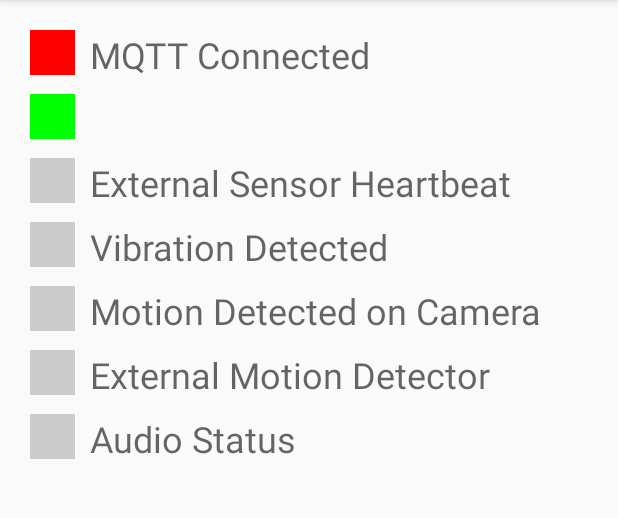
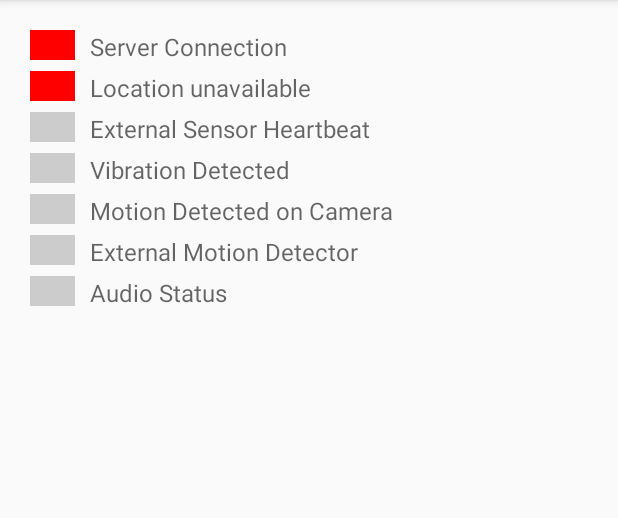
Before and after one commit to bytemaster-0xff/plugs, an Android app: the screen it shows after launch (MainActivity), on a phone screen of 412 x 824 dp, the part 84-602 px from its top. Run offline under Robolectric (Android 15) with nearby library versions, the phone set to English and light mode, and no system bars; libraries missing offline, so code that uses them is left out: org.eclipse.paho.

Commit message:
add images

```diff
--- a/app/src/main/java/com/teamwerx/plugs/MainActivity.java
+++ b/app/src/main/java/com/teamwerx/plugs/MainActivity.java
@@ -60,7 +60,10 @@
 import java.io.FileOutputStream;
 import java.io.IOException;
 import java.lang.ref.WeakReference;
+import java.util.ArrayList;
 import java.util.Calendar;
+import java.util.List;
+import java.util.regex.Pattern;
 
 public class MainActivity extends AppCompatActivity
         implements IMqttActionListener, MqttCallback, IMotionDetectedListener,
@@ -132,6 +135,8 @@
         SharedPreferences prefs = this.getPreferences(Context.MODE_PRIVATE);
         mServerHostName = prefs.getString(SERVER_KEY, "");
         mDeviceId = prefs.getString(DEVICE_ID_KEY, "");
+        String targetDeviceIds = prefs.getString(TARGET_DEVICES, "");
+        parseDeviceIDs(targetDeviceIds);
 
         mCameraPreview = findViewById(R.id.cameraPreview);
         mVideoMotionDected = findViewById(R.id.videoMotionStatusDisplay);
@@ -250,6 +255,8 @@
 
     private boolean mIsMQTTConnected = false;
     private boolean mIsCameraActive = false;
+
+    private List<String> mTargetDevices = new ArrayList<>();
 
     @Override
     public boolean onPrepareOptionsMenu (Menu menu) {
@@ -370,7 +377,19 @@
     }
 
     final String SERVER_KEY = "SERVER_SETTING";
+    final String TARGET_DEVICES = "TARGET_DEVICES_SETTINGS";
     final String DEVICE_ID_KEY = "DEVICE_ID_SETTING";
+
+    private boolean parseDeviceIDs(String idString) {
+        String[] ids = idString.split(",");
+
+        mTargetDevices.clear();
+        for(String part : ids){
+            mTargetDevices.add(part);
+        }
+
+        return true;
+    }
 
     private void showSettingsDialog() {
         LayoutInflater inflater = this.getLayoutInflater();
@@ -381,8 +400,19 @@
 
         final EditText srvr = content.findViewById(R.id.settings_server);
         final EditText deviceId = content.findViewById(R.id.settings_device_id);
+        final EditText targetDeviceIds = content.findViewById(R.id.settings_target_device_id);
+
         srvr.setText(mServerHostName);
         deviceId.setText(mDeviceId);;
+
+
+        String targetDeviceString = "";
+        for(String targetDevice : mTargetDevices) {
+            targetDeviceString += String.format("%s%s", targetDeviceString.length() > 0 ? "," : "", targetDevice);
+        }
+
+        targetDeviceIds.setText(targetDeviceString);
+
         AlertDialog.Builder dlgBldr = new AlertDialog.Builder(this);
         dlgBldr.setTitle(R.string.app_name);
         dlgBldr.setView(content);
@@ -393,9 +423,15 @@
             public void onClick(DialogInterface dlg, int which){
                 mServerHostName = srvr.getText().toString();
                 mDeviceId = deviceId.getText().toString();
+                String idString = targetDeviceIds.getText().toString();
 
                 prefs.edit().putString(SERVER_KEY, mServerHostName).commit();
                 prefs.edit().putString(DEVICE_ID_KEY, mDeviceId).commit();
+
+                if(parseDeviceIDs(idString)) {
+                    prefs.edit().putString(TARGET_DEVICES, idString).commit();
+                }
+
                 invalidateOptionsMenu();
             }
         });
@@ -485,6 +521,8 @@
                     e.printStackTrace();
                 }
             }
+
+            sendCaptureMedia();
         }
         else {
             mExternalSensorMotionStatus.setBackgroundColor(Color.LTGRAY);
@@ -495,7 +533,7 @@
     public void onSuccess(IMqttToken asyncActionToken) {
         Log.d(TAG, "onSuccess");
         try {
-            mClient.subscribe("incoming/dev001/+",0);
+            mClient.subscribe(String.format("incoming/%s/+", mDeviceId),0);
             invalidateOptionsMenu();
             mIsMQTTConnected = true;
 
@@ -570,7 +608,7 @@
     private Runnable resetVibration = new Runnable() {
         @Override
         public void run() {
-            mVibrationDetected.setBackgroundColor(Color.LTGRAY);
+        mVibrationDetected.setBackgroundColor(Color.LTGRAY);
         }
     };
 
@@ -588,6 +626,8 @@
                              }
                          }
                          mSoundDetected = true;
+
+                        sendCaptureMedia();
                     }
 
                     mAudioSensorStatus.setBackgroundColor(Color.GREEN);
@@ -617,7 +657,6 @@
         lastY = event.values[1];
         lastZ = event.values[2];
 
-
         if (deltaX > 0.1 || deltaY > 0.1 || deltaZ > 0.1) {
             if (mMotionDetectedDateStamp != null) {
                 if ((Calendar.getInstance().getTime().getTime() - mMotionDetectedDateStamp.getTime().getTime()) / 1000 < MOTION_INTERVAL) {
@@ -635,6 +674,8 @@
                     e.printStackTrace();
                 }
             }
+
+            sendCaptureMedia();
 
             runOnUiThread(new Runnable() {
                 @Override
@@ -659,10 +700,16 @@
     }
 
     public void setCurrentLocation(Location location) {
-        mLastLocation = location;
-        mLocationStatus.setBackgroundColor(Color.GREEN);
-        String locationUpdate = String.format("Lat: %.4f, Lon: %.4f", mLastLocation.getLatitude(),location.getLongitude());
-        mLocationInfo.setText(locationUpdate);
+        if(location != null) {
+            mLastLocation = location;
+            mLocationStatus.setBackgroundColor(Color.GREEN);
+            String locationUpdate = String.format("Lat: %.4f, Lon: %.4f", mLastLocation.getLatitude(), mLastLocation.getLongitude());
+            mLocationInfo.setText(locationUpdate);
+        }
+        else {
+            mLocationStatus.setBackgroundColor(Color.RED);
+            mLocationInfo.setText("Location unavailable");
+        }
     }
 
 
@@ -684,6 +731,20 @@
         }
     };
 
+    private void sendCaptureMedia() {
+        try {
+            if (mIsMQTTConnected) {
+                for (String targetDeviceId : mTargetDevices) {
+                    String topic = String.format("incoming/%s/takephoto", targetDeviceId);
+                    Log.d(TAG, topic);
+                    mClient.publish(topic, "{capture:true}".getBytes(), 0, false);
+                }
+            }
+        } catch (MqttException e) {
+            e.printStackTrace();
+        }
+    }
+
     @Override
     public void onMotionDetected() {
         try {
@@ -694,6 +755,8 @@
         } catch (MqttException e) {
             e.printStackTrace();
         }
+
+        sendCaptureMedia();
 
         runOnUiThread(new Runnable() {
             @Override
--- a/app/src/main/res/layout/content_main.xml
+++ b/app/src/main/res/layout/content_main.xml
@@ -16,32 +16,32 @@
         android:orientation="vertical"
         android:layout_weight="0.6">
 
-        <TableRow android:layout_marginBottom="10dp">
+        <TableRow android:layout_marginBottom="5dp">
             <View
                 android:background="#FF0000"
-                android:layout_width="30dp"
+                android:layout_width="20dp"
                 android:id="@+id/mqttConnectionStatus"
-                android:layout_height="30dp">
+                android:layout_height="20dp">
             </View>
 
-            <TextView android:textSize="24dp"
+            <TextView android:textSize="16dp"
                 android:paddingLeft="10dp"
                 android:layout_width="wrap_content"
                 android:layout_height="wrap_content"
                 android:textAppearance="?android:attr/textAppearanceMedium"
-                android:text="MQTT Connected"
+                android:text="Server Connection"
                 />
         </TableRow>
 
-        <TableRow android:layout_marginBottom="10dp">
+        <TableRow android:layout_marginBottom="5dp">
             <View
                 android:background="#FF0000"
-                android:layout_width="30dp"
+                android:layout_width="20dp"
                 android:id="@+id/locationStatusDisplay"
-                android:layout_height="30dp">
+                android:layout_height="20dp">
             </View>
 
-            <TextView android:textSize="24dp"
+            <TextView android:textSize="16dp"
                 android:paddingLeft="10dp"
                 android:layout_width="wrap_content"
                 android:layout_height="wrap_content"
@@ -50,15 +50,15 @@
                 android:id="@+id/locationStatus" />
         </TableRow>
 
-        <TableRow android:layout_marginBottom="10dp">
+        <TableRow android:layout_marginBottom="5dp">
             <View
                 android:background="#CCCCCC"
-                android:layout_width="30dp"
+                android:layout_width="20dp"
                 android:id="@+id/externalSensorStatus"
-                android:layout_height="30dp">
+                android:layout_height="20dp">
             </View>
 
-            <TextView android:textSize="24dp"
+            <TextView android:textSize="16dp"
                 android:paddingLeft="10dp"
                 android:layout_width="wrap_content"
                 android:layout_height="wrap_content"
@@ -66,15 +66,15 @@
                 android:text="External Sensor Heartbeat"/>
         </TableRow>
 
-        <TableRow android:layout_marginBottom="10dp">
+        <TableRow android:layout_marginBottom="5dp">
             <View
                 android:background="#CCCCCC"
                 android:layout_width="30dp"
                 android:id="@+id/vibrationStatusDisplay"
-                android:layout_height="30dp">
+                android:layout_height="20dp">
             </View>
 
-            <TextView android:textSize="24dp"
+            <TextView android:textSize="16dp"
                 android:paddingLeft="10dp"
                 android:layout_width="wrap_content"
                 android:layout_height="wrap_content"
@@ -83,15 +83,15 @@
                 android:id="@+id/vibrationStatus" />
         </TableRow>
 
-        <TableRow android:layout_marginBottom="10dp">
+        <TableRow android:layout_marginBottom="5dp">
             <View
                 android:background="#CCCCCC"
                 android:layout_width="30dp"
                 android:id="@+id/videoMotionStatusDisplay"
-                android:layout_height="30dp">
+                android:layout_height="20dp">
             </View>
 
-            <TextView android:textSize="24dp"
+            <TextView android:textSize="16dp"
                 android:paddingLeft="10dp"
                 android:layout_width="wrap_content"
                 android:layout_height="wrap_content"
@@ -100,15 +100,15 @@
                 android:id="@+id/videoMotionstatus" />
         </TableRow>
 
-        <TableRow android:layout_marginBottom="10dp">
+        <TableRow android:layout_marginBottom="5dp">
             <View
                 android:background="#CCCCCC"
                 android:layout_width="30dp"
                 android:id="@+id/externalSensorMotionStatus"
-                android:layout_height="30dp">
+                android:layout_height="20dp">
             </View>
 
-            <TextView android:textSize="24dp"
+            <TextView android:textSize="16dp"
                 android:paddingLeft="10dp"
                 android:layout_width="wrap_content"
                 android:layout_height="wrap_content"
@@ -116,15 +116,15 @@
                 android:text="External Motion Detector" />
         </TableRow>
 
-        <TableRow android:layout_marginBottom="10dp">
+        <TableRow android:layout_marginBottom="5dp">
             <View
                 android:background="#CCCCCC"
                 android:layout_width="30dp"
                 android:id="@+id/audioSensorStatus"
-                android:layout_height="30dp">
+                android:layout_height="20dp">
             </View>
 
-            <TextView android:textSize="24dp"
+            <TextView android:textSize="16dp"
                 android:paddingLeft="10dp"
                 android:layout_width="wrap_content"
                 android:layout_height="wrap_content"
```
Also changed, not shown: app/src/main/res/layout/settings_dlg_view.xml (+11 -0 lines), 5 other files.
